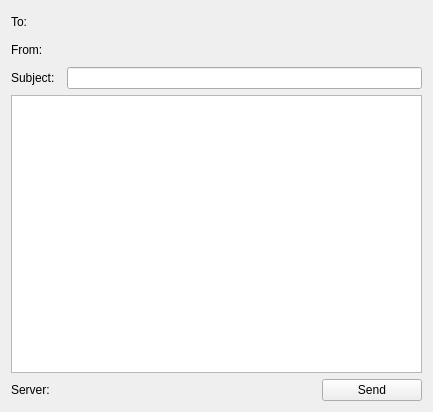
Qt form src/gui/widgets/compose.ui (Open-Transactions/Moneychanger) before a commit.
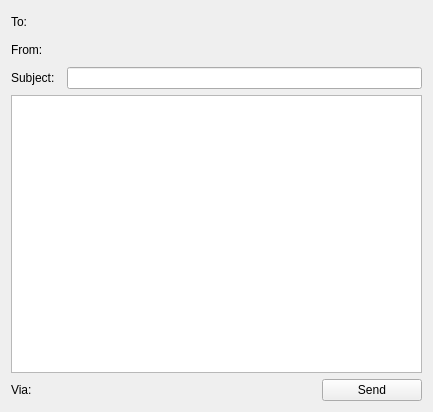
The same form after that commit.

The edit to the form file:
```diff
--- a/src/gui/widgets/compose.ui
+++ b/src/gui/widgets/compose.ui
@@ -88,7 +88,7 @@
       </size>
      </property>
      <property name="text">
-      <string>Server:</string>
+      <string>Via:</string>
      </property>
     </widget>
    </item>
```
Left out of the diff: 2 changed lines with no effect on the pictures.
